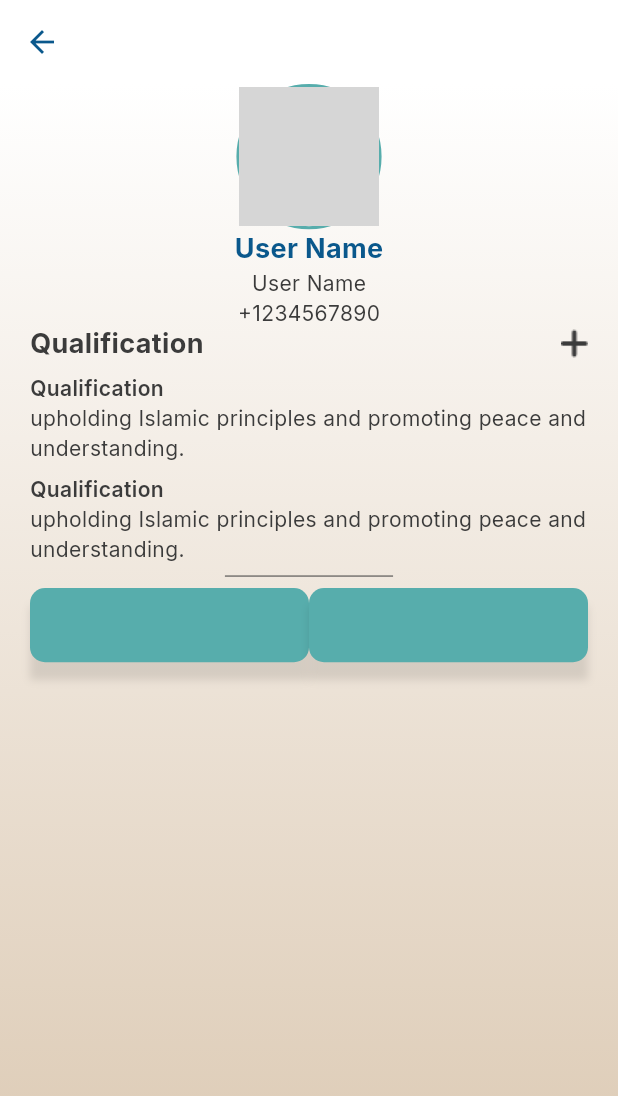
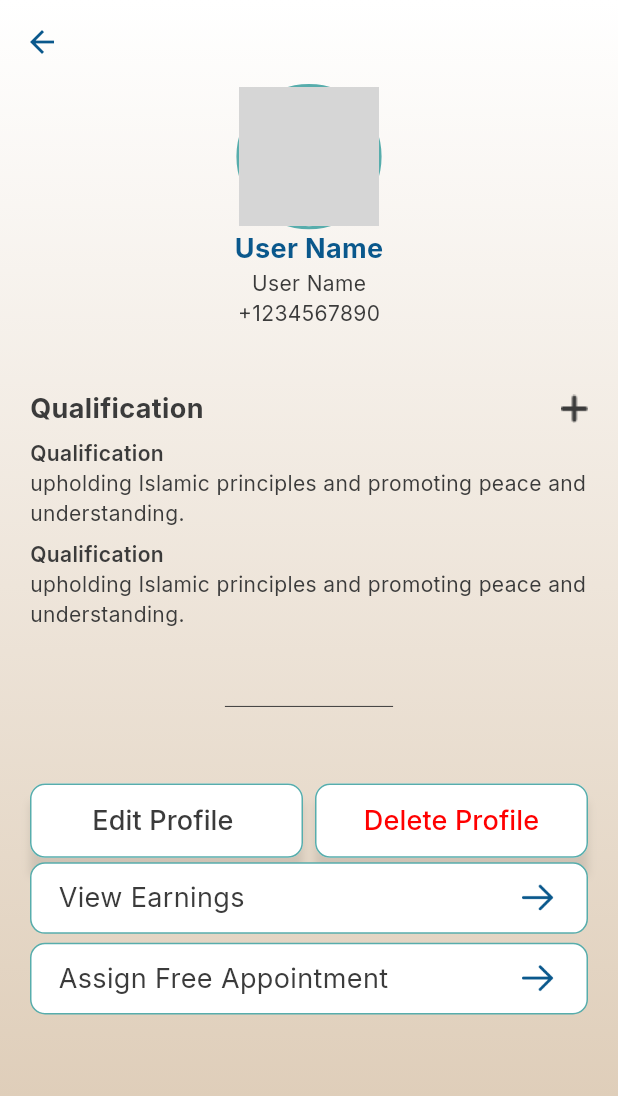
Before and after one commit to SameerGhaffar/islamic_scholars, a Flutter app: the UserInfoScreen screen opened directly, on a phone screen of 412 x 824 dp. Shown: the top 1096 px of the screen. Run offline on Flutter 3.47's test engine with Material 3 defaults, Android fonts, the phone set to English and light mode, and no system bars; our stand-ins replace device_preview, google_fonts; network calls fail; grey boxes are pictures that could not be loaded.

Commit message:
Wednesday 16 Nov Initial

```diff
--- a/lib/main.dart
+++ b/lib/main.dart
@@ -3,8 +3,14 @@ import 'package:flutter/foundation.dart';
 import 'package:flutter/material.dart';
 import 'package:google_fonts/google_fonts.dart';
 import 'package:islamic_scholars/screens/admin/manage_users/manage_users.dart';
+import 'package:islamic_scholars/screens/admin/package_add.dart';
 import 'package:islamic_scholars/screens/admin/user_info_screen.dart';
+import 'package:islamic_scholars/screens/auth/forget_password.dart';
 import 'package:islamic_scholars/screens/auth/login.dart';
+import 'package:islamic_scholars/screens/auth/reset_password.dart';
+import 'package:islamic_scholars/screens/auth/signup.dart';
+
+import 'screens/package_screen.dart';
 
 void main() {
   runApp(
@@ -37,7 +43,7 @@ class MyApp extends StatelessWidget {
       ),
       locale: DevicePreview.locale(context),
       builder: DevicePreview.appBuilder,
-      home:  const LoginScreen(),
+      home:   const PackagesScreenAdd(),
       //home: SignupScreen(),
     );
   }
--- a/lib/screens/admin/user_info_screen.dart
+++ b/lib/screens/admin/user_info_screen.dart
@@ -4,6 +4,7 @@ import 'package:islamic_scholars/utils/colors.dart';
 import 'package:islamic_scholars/utils/constants.dart';
 import 'package:islamic_scholars/utils/text_style.dart';
 import 'package:islamic_scholars/widgets/appbar_widget.dart';
+import 'package:islamic_scholars/widgets/basic_card_widget.dart';
 import 'package:islamic_scholars/widgets/button_widget.dart';
 import 'package:islamic_scholars/widgets/circle_image_widget.dart';
 
@@ -17,25 +18,24 @@ class UserInfoScreen extends StatelessWidget {
   Widget build(BuildContext context) {
     screenHeight = MediaQuery.of(context).size.height;
     screenWidth = MediaQuery.of(context).size.width;
-    return Scaffold(
+    return Container(
+      decoration: BoxDecoration(
+        gradient: Constants.skinGradient(),
+      ),
+      child: Scaffold(
+        backgroundColor: Colors.transparent,
         appBar: AppBar(
-        backgroundColor: Colors.white,
+          backgroundColor: Colors.transparent,
           elevation: 0,
           iconTheme: const IconThemeData(color: CColors.blue),
         ),
-      body: Container(
-        width: screenWidth,
-        height: screenHeight,
+        body: Padding(
           padding: const EdgeInsets.symmetric(horizontal: 10),
-        decoration: BoxDecoration(
-          gradient: Constants.skinGradient(),
-        ),
           child: Container(
             height: screenHeight * 0.7564,
             padding: const EdgeInsets.symmetric(horizontal: 10),
             child: Column(
-            //mainAxisAlignment: MainAxisAlignment.spaceBetween,
-
+              mainAxisAlignment: MainAxisAlignment.spaceBetween,
               children: [
                 SizedBox(
                   height: screenHeight * 0.1942,
@@ -158,16 +158,50 @@ class UserInfoScreen extends StatelessWidget {
                   children: [
                     Row(
                       children: [
-                    Expanded(child: BasicButtonWidget(height: screenHeight,  text: "")),
-                    Expanded(child: BasicButtonWidget(height: screenHeight,  text: "")),
+                        Expanded(
+                          child: BasicButtonWidget(
+                            height: screenHeight,
+                            text: "Edit Profile ",
+                            textColor: CColors.dark,
+                            borderColor: CColors.seaGreen,
+                            color: Colors.white,
+                          ),
+                        ),
+                        const Padding(
+                          padding: EdgeInsets.symmetric(horizontal: 4),
+                        ),
+                        Expanded(
+                          child: BasicButtonWidget(
+                            height: screenHeight,
+                            text: "Delete Profile",
+                            color: Colors.white,
+                            borderColor: CColors.seaGreen,
+                            textColor: CColors.red,
+                          ),
+                        ),
                       ],
-                  )
+                    ),
+                    BasicCardWidget(
+                      height: screenHeight,
+                      hPercent: 0.0579,
+                      width: screenWidth,
+                      asset: Assets.imagesArrowRight,
+                      text: "View Earnings",
+                    ),
+                    BasicCardWidget(
+                      height: screenHeight,
+                      hPercent: 0.0579,
+                      width: screenWidth,
+                      asset: Assets.imagesArrowRight,
+                      text: "Assign Free Appointment",
+                    ),
                   ],
                 )
               ],
             ),
           ),
         ),
+      ),
     );
   }
 }
--- a/lib/screens/auth/forget_password.dart
+++ b/lib/screens/auth/forget_password.dart
@@ -22,7 +22,7 @@ class _ForgetPasswordScreenState extends State<ForgetPasswordScreen> {
   Widget build(BuildContext context) {
 
     screenWidth = MediaQuery.of(context).size.width;
-    screenWidth = MediaQuery.of(context).size.height;
+    screenHeight = MediaQuery.of(context).size.height;
     return Scaffold(
       resizeToAvoidBottomInset: false,
       body: Stack(
@@ -114,7 +114,9 @@ class _ForgetPasswordScreenState extends State<ForgetPasswordScreen> {
                       height: screenHeight,
                       width: screenWidth,
                       text: "CONTINUE",
-                      onPressed: () {},
+                      onPressed: () {
+                        print("Good Morning Frndz....");
+                      },
                     ),
                   ],
                 ),
--- a/lib/screens/auth/reset_password.dart
+++ b/lib/screens/auth/reset_password.dart
@@ -21,7 +21,7 @@ class _ResetPasswordScreenState extends State<ResetPasswordScreen> {
   Widget build(BuildContext context) {
 
     screenWidth = MediaQuery.of(context).size.width;
-    screenWidth = MediaQuery.of(context).size.height;
+    screenHeight = MediaQuery.of(context).size.height;
     return Scaffold(
       resizeToAvoidBottomInset: false,
       body: Stack(
--- a/lib/screens/package_screen.dart
+++ b/lib/screens/package_screen.dart
@@ -29,7 +29,7 @@ class _PackagesScreenAddState extends State<PackagesScreen> {
   @override
   Widget build(BuildContext context) {
     screenWidth = MediaQuery.of(context).size.width;
-    screenWidth = MediaQuery.of(context).size.height;
+    screenHeight = MediaQuery.of(context).size.height;
 
     return Scaffold(
       appBar: const MyAppBarWidget(
--- a/lib/widgets/basic_card_widget.dart
+++ b/lib/widgets/basic_card_widget.dart
@@ -6,15 +6,20 @@ import 'package:islamic_scholars/widgets/circle_image_widget.dart';
 class BasicCardWidget extends StatelessWidget {
   const BasicCardWidget({
     super.key,
-    required this.height,
+     required this.height,
     required this.width,
     required this.text,
     required this.asset,
+     this.hPercent,
+     this.wPercent,
     this.networkImage,
     this.onTap,
+
   });
 
   final double height;
+  final double? hPercent;
+  final double? wPercent;
   final double width;
   final String text;
   final String? networkImage;
@@ -26,8 +31,8 @@ class BasicCardWidget extends StatelessWidget {
     return Padding(
       padding: const EdgeInsets.symmetric(vertical: 3),
       child: Container(
-        height: height * 0.0794,
-        width: width * 0.937,
+        height: hPercent != null ? (height * hPercent!) :  height * 0.0794,
+        width: wPercent !=null ? (width * wPercent!) : width * 0.937,
         decoration: BoxDecoration(
           color: Colors.white,
           border: Border.all(color: CColors.seaGreen),
```
Lines whose indentation alone changed are shown as unchanged.
